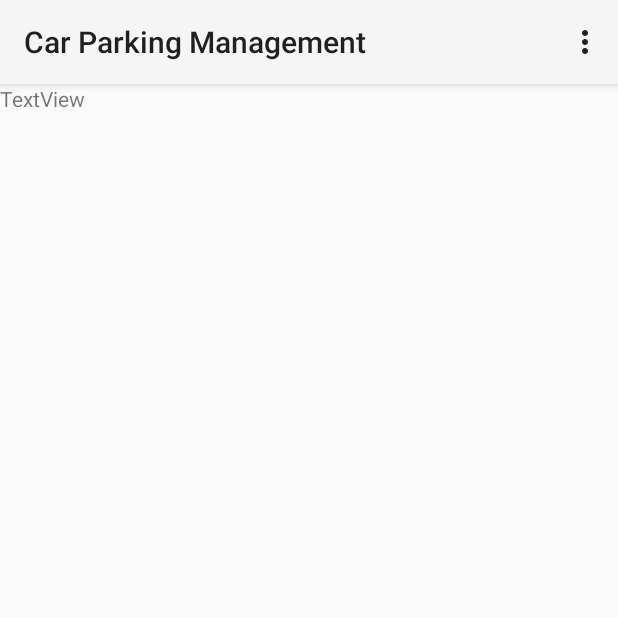
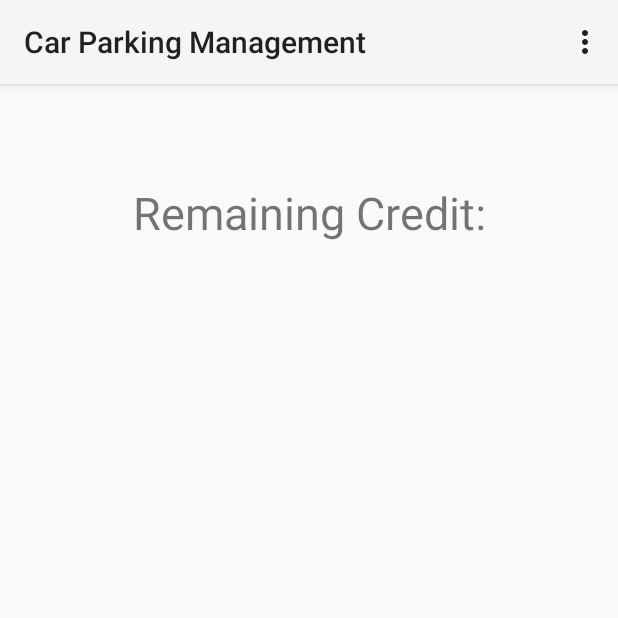
Before and after one commit to LeeBoonKong/CarParkingManagement, an Android app: the HomeScreen screen opened directly, with no data from a screen before it, on a phone screen of 412 x 824 dp, the top half of it. Run offline under Robolectric (Android 15) with nearby library versions, the phone set to English and light mode, and no system bars; our stand-ins replace Firebase (no records; nobody signed in at launch, a user with empty details on screens opened directly); libraries missing offline, so code that uses them is left out: com.firebase.ui; 3 statements that could not run were skipped.

Commit message:
Home Screen update
+Name, phone number and remaining credit will be shown on the home screen

```diff
--- a/app/src/main/java/unimyiw/carparkingmanagement2/HomeScreen.java
+++ b/app/src/main/java/unimyiw/carparkingmanagement2/HomeScreen.java
@@ -1,22 +1,61 @@
 package unimyiw.carparkingmanagement2;
 
 import android.content.Intent;
+import android.renderscript.Sampler;
 import android.support.annotation.NonNull;
 import android.support.v7.app.AppCompatActivity;
 import android.os.Bundle;
 import android.view.Menu;
 import android.view.MenuItem;
+import android.widget.TextView;
 
 import com.firebase.ui.auth.AuthUI;
 import com.google.android.gms.tasks.OnCompleteListener;
 import com.google.android.gms.tasks.Task;
+import com.google.firebase.auth.FirebaseAuth;
+import com.google.firebase.auth.FirebaseUser;
+import com.google.firebase.database.DataSnapshot;
+import com.google.firebase.database.DatabaseError;
+import com.google.firebase.database.DatabaseReference;
+import com.google.firebase.database.FirebaseDatabase;
+import com.google.firebase.database.ValueEventListener;
+
+import org.w3c.dom.Text;
 
 public class HomeScreen extends AppCompatActivity {
+
+    DatabaseReference mUserRef =  FirebaseDatabase.getInstance().getReference("users");
+    FirebaseUser currentFirebaseUser = FirebaseAuth.getInstance().getCurrentUser();
+
+    TextView credit;
+    TextView phoneNo;
+    TextView userName;
 
     @Override
     protected void onCreate(Bundle savedInstanceState) {
         super.onCreate(savedInstanceState);
         setContentView(R.layout.activity_home_screen);
+
+        userName = (TextView) findViewById(R.id.userName);
+        phoneNo = (TextView) findViewById(R.id.phoneNumber);
+        credit = (TextView) findViewById(R.id.credit);
+
+
+        mUserRef.addValueEventListener(
+                new ValueEventListener() {
+                    @Override
+                    public void onDataChange(DataSnapshot dataSnapshot) {
+                        User user = dataSnapshot.child(currentFirebaseUser.getUid()).getValue(User.class);
+                        userName.setText(user.getName());
+                        phoneNo.setText(user.getPhoneNo());
+                        credit.setText(user.getCredit());
+                    }
+
+                    @Override
+                    public void onCancelled(DatabaseError databaseError) {
+
+                    }
+                });
     }
 
     @Override
--- a/app/src/main/java/unimyiw/carparkingmanagement2/MallStatus.java
+++ b/app/src/main/java/unimyiw/carparkingmanagement2/MallStatus.java
@@ -20,11 +20,9 @@ import java.util.List;
 
 public class MallStatus extends AppCompatActivity implements Spinner.OnItemSelectedListener {
 
-    DatabaseReference mRootRef = FirebaseDatabase.getInstance().getReference();
     DatabaseReference mMallRef = FirebaseDatabase.getInstance().getReference("Mall");
 
     TextView spaces;
-    TextView textViewxt;
     TextView rate1;
     TextView rate2;
     TextView rate3;
--- a/app/src/main/res/layout/activity_home_screen.xml
+++ b/app/src/main/res/layout/activity_home_screen.xml
@@ -7,17 +7,39 @@
     tools:context="unimyiw.carparkingmanagement2.HomeScreen">
 
     <LinearLayout
-        android:layout_width="368dp"
-        android:layout_height="495dp"
+        android:layout_width="match_parent"
+        android:layout_height="347dp"
         android:orientation="vertical"
-        tools:layout_editor_absoluteX="8dp"
-        tools:layout_editor_absoluteY="8dp">
+        tools:layout_editor_absoluteY="164dp">
 
         <TextView
-            android:id="@+id/textView2"
+            android:id="@+id/userName"
             android:layout_width="match_parent"
             android:layout_height="wrap_content"
-            android:text="TextView" />
+            android:textAlignment="center"
+            android:textSize="24sp" />
+
+        <TextView
+            android:id="@+id/phoneNumber"
+            android:layout_width="match_parent"
+            android:layout_height="wrap_content"
+            android:textAlignment="center"
+            android:textSize="24sp" />
+
+        <TextView
+            android:id="@+id/textView11"
+            android:layout_width="match_parent"
+            android:layout_height="wrap_content"
+            android:text="Remaining Credit:"
+            android:textAlignment="center"
+            android:textSize="30sp" />
+
+        <TextView
+            android:id="@+id/credit"
+            android:layout_width="match_parent"
+            android:layout_height="wrap_content"
+            android:textAlignment="center"
+            android:textSize="30sp" />
 
     </LinearLayout>
 </android.support.constraint.ConstraintLayout>
```
Also changed, not shown: app/src/main/java/unimyiw/carparkingmanagement2/User.java (added, +38 -0 lines).
